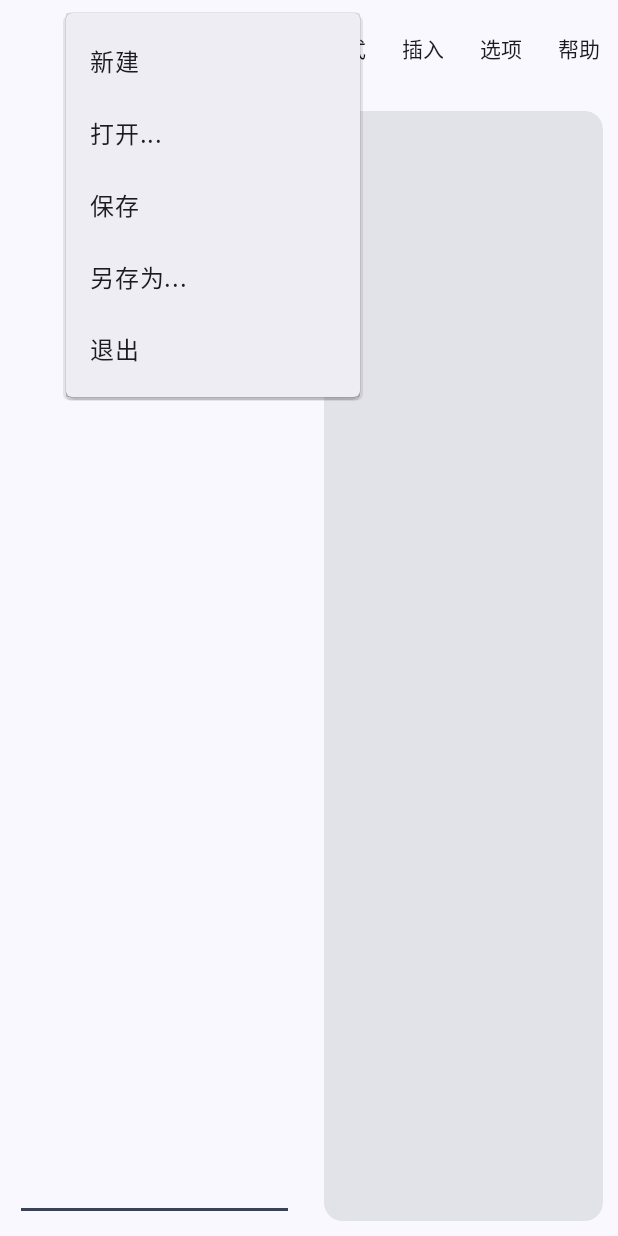
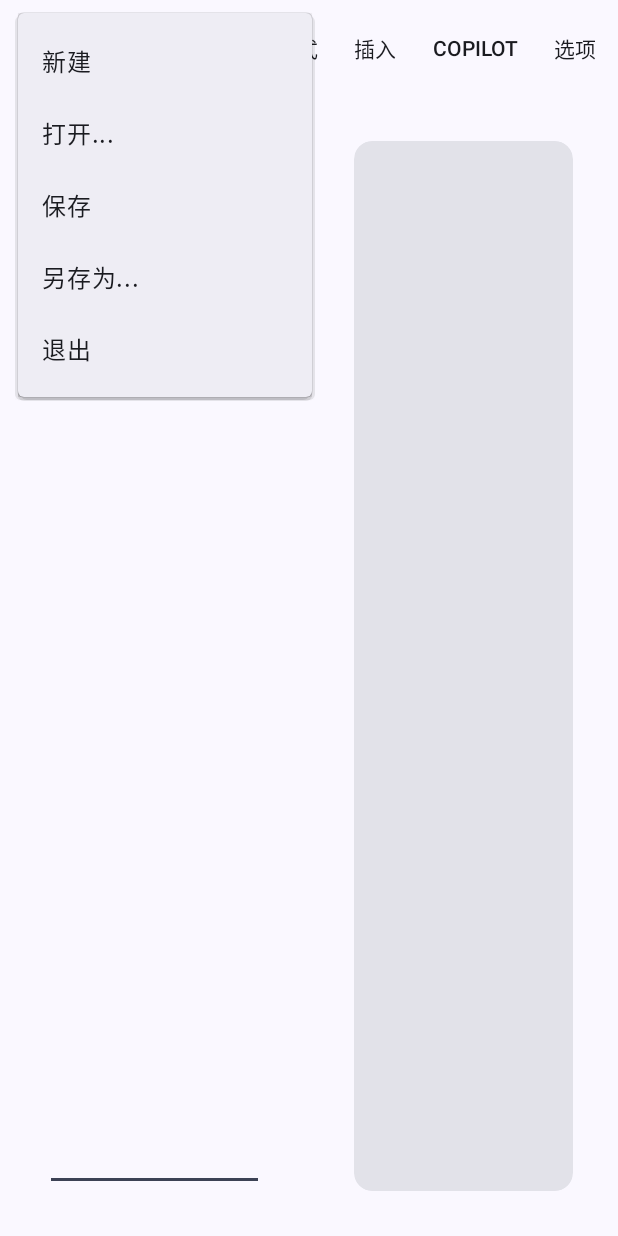
Before and after one commit to SteveWorkshop/TextEditor, an Android app: the screen it shows after launch (MainActivity), after a tap on "文件", on a phone screen of 412 x 824 dp. Run offline under Robolectric (Android 15) with nearby library versions, the phone set to English and light mode, and no system bars; libraries missing offline, so code that uses them is left out: io.noties.markwon; 5 statements that could not run were skipped.

Commit message:
实现格式ing

```diff
--- a/app/src/main/java/io/github/materialapps/texteditor/ui/fragment/EditorViewModel.java
+++ b/app/src/main/java/io/github/materialapps/texteditor/ui/fragment/EditorViewModel.java
@@ -11,6 +11,17 @@
 import lombok.Setter;
 
 public class EditorViewModel extends ViewModel {
+
+    @Getter
+    @Setter
+    private MutableLiveData<Boolean> show2Panel=new MutableLiveData<>(true);
+
+    @Getter
+    @Setter
+    private MutableLiveData<Boolean> markdownMode=new MutableLiveData<>(true);
+
+
+    //==============================================================================
 
     @Getter
     @Setter
@@ -57,4 +68,12 @@
     public boolean getInstanceStatus(){
         return instanceType.getValue();
     }
+
+    public void changeSaveStatus(boolean status){
+        hasEdited.setValue(status);
+    }
+
+    public boolean getSaveStatus(){
+        return hasEdited.getValue();
+    }
 }
--- a/app/src/main/res/layout/fragment_editor.xml
+++ b/app/src/main/res/layout/fragment_editor.xml
@@ -18,12 +18,16 @@
             />
     </com.google.android.material.appbar.AppBarLayout>
     <LinearLayout
+        android:orientation="horizontal"
         android:layout_width="match_parent"
         android:layout_height="match_parent"
         app:layout_behavior="@string/appbar_scrolling_view_behavior">
-        <androidx.slidingpanelayout.widget.SlidingPaneLayout
-            android:layout_width="match_parent"
-            android:layout_height="match_parent">
+<!--        <androidx.slidingpanelayout.widget.SlidingPaneLayout-->
+<!--            android:id="@+id/panel_main"-->
+<!--            android:layout_width="match_parent"-->
+<!--            android:layout_height="match_parent">-->
+<!--            -->
+<!--        </androidx.slidingpanelayout.widget.SlidingPaneLayout>-->
         <LinearLayout
             android:layout_margin="20dp"
             android:layout_width="0dp"
@@ -38,6 +42,7 @@
                 android:layout_height="match_parent"/>
         </LinearLayout>
         <LinearLayout
+            android:id="@+id/panel_preview"
             android:layout_margin="20dp"
             android:layout_width="0dp"
             android:layout_weight="1"
@@ -64,6 +69,5 @@
                 </LinearLayout>
             </com.google.android.material.card.MaterialCardView>
         </LinearLayout>
-        </androidx.slidingpanelayout.widget.SlidingPaneLayout>
     </LinearLayout>
 </androidx.coordinatorlayout.widget.CoordinatorLayout>
--- a/app/src/main/res/menu/edit_menu.xml
+++ b/app/src/main/res/menu/edit_menu.xml
@@ -27,14 +27,19 @@
         app:showAsAction="always">
         <menu>
             <item
+                android:id="@+id/menu_select_all"
                 android:title="全选"/>
             <item
+                android:id="@+id/menu_cut"
                 android:title="剪切"/>
             <item
+                android:id="@+id/menu_copy"
                 android:title="复制"/>
             <item
+                android:id="@+id/menu_paste"
                 android:title="粘贴"/>
             <item
+                android:id="@+id/menu_find_and_rp"
                 android:title="查找与替换..."/>
         </menu>
     </item>
@@ -43,6 +48,7 @@
         app:showAsAction="always">
         <menu>
             <item
+                android:id="@+id/menu_toggle_preview"
                 android:title="打开/关闭预览"/>
             <item
                 android:title="放大"/>
@@ -51,6 +57,7 @@
             <item
                 android:title="调整显示字号..."/>
             <item
+                android:id="@+id/menu_preview_mode_settings"
                 android:title="设置预览模式..."/>
         </menu>
     </item>
@@ -59,23 +66,29 @@
         app:showAsAction="always">
         <menu>
             <item
+                android:id="@+id/menu_bold"
                 android:title="加粗"/>
             <item
+                android:id="@+id/menu_italic"
                 android:title="斜体"/>
             <item
+                android:id="@+id/menu_underline"
                 android:title="下划线"/>
             <item
                 android:title="级别">
                 <menu>
                     <item
+                        android:id="@+id/menu_level_1"
                         android:title="1"/>
                     <item
+                        android:id="@+id/menu_level_2"
                         android:title="2"/>
                     <item
                         android:title="3"/>
                     <item
                         android:title="4"/>
                     <item
+                        android:id="@+id/menu_level_custom"
                         android:title="自定义..."/>
                 </menu>
             </item>
@@ -93,6 +106,16 @@
         </menu>
     </item>
     <item
+    android:title="Copilot"
+        app:showAsAction="always">
+        <menu>
+        <item
+            android:title="总结所选内容..."/>
+        <item
+            android:title="润色所选内容..."/>
+        </menu>
+    </item>
+    <item
         android:title="选项"
         app:showAsAction="always"/>
     <item
--- /dev/null
+++ b/app/src/main/res/values/styles.xml
@@ -0,0 +1,4 @@
+<?xml version="1.0" encoding="utf-8"?>
+<resources>
+    <bool name="abc_config_actionMenuItemAllCaps">false</bool>
+</resources>
```
Also changed, not shown: app/src/main/java/io/github/materialapps/texteditor/logic/render/FormatRender.java (added, +43 -0 lines), app/src/main/java/io/github/materialapps/texteditor/ui/fragment/EditorFragment.java (+161 -67 lines), app/src/main/java/io/github/materialapps/texteditor/util/FormatUtil.java (added, +49 -0 lines), app/src/main/java/io/github/materialapps/texteditor/util/SoundUtil.java (+20 -11 lines), app/src/main/java/io/github/materialapps/texteditor/util/StatusUtil.java (added, +20 -0 lines), 1 other file. Lines whose indentation alone changed are shown as unchanged.
